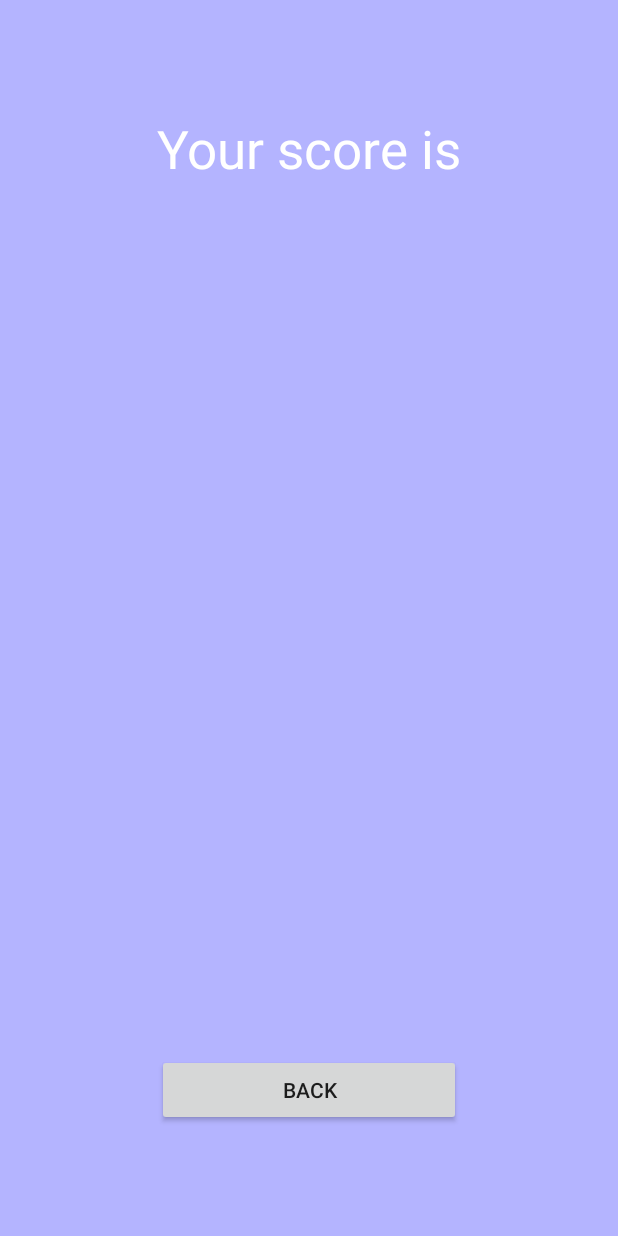
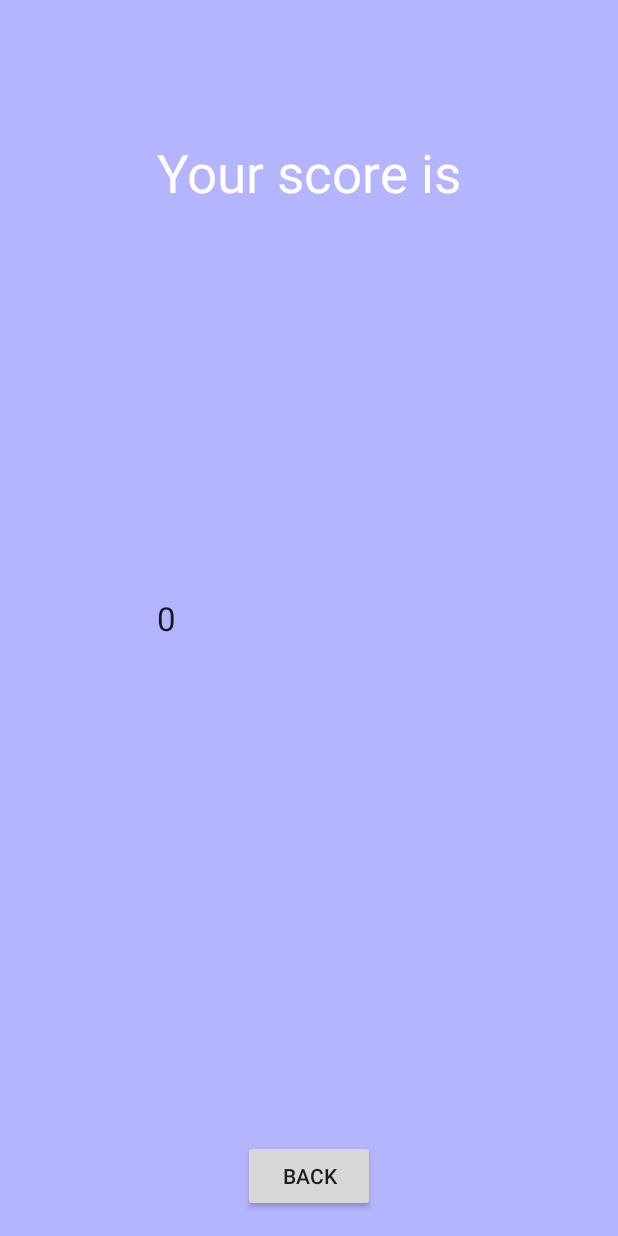
Before and after one commit to b2yq/dpProject, an Android app: the YourScoreActivity screen opened directly, with no data from a screen before it, on a phone screen of 412 x 824 dp. Run offline under Robolectric (Android 15) with nearby library versions, the phone set to English and light mode, and no system bars.

Commit message:
bez zmian

```diff
--- a/app/src/main/java/no_domain/phraseupproject/YourScoreActivity.java
+++ b/app/src/main/java/no_domain/phraseupproject/YourScoreActivity.java
@@ -10,16 +10,18 @@ import android.widget.TextView;
 
 public class YourScoreActivity extends Activity {
 
+    private ApplicationPhraseUp app;
+
     @Override
     protected void onCreate(Bundle savedInstanceState) {
         super.onCreate(savedInstanceState);
         setContentView(R.layout.activity_your_score);
+        app = (ApplicationPhraseUp) getApplication();
+
 
         //podpiecie sie pod przycisk "Back"
         Button backButton = (Button) findViewById(R.id.activity_choose_button_back);
-        backButton.setOnClickListener(new View.OnClickListener() {
-
-
+        backButton.setOnClickListener(new View.OnClickListener(){
 
 
             @Override
@@ -27,14 +29,17 @@ public class YourScoreActivity extends Activity {
                 //przekierowanie do MenuActivity
                 startActivityForResult(new Intent(YourScoreActivity.this, MenuActivity.class), 0);
 
-
             }
-
 
         });
 
-
     }
 
-
+    @Override
+    protected void onStart() {
+        super.onStart();
+        TextView Score = (TextView) findViewById(R.id.Points);
+        long R = app.getResult();
+        Score.setText(String.valueOf(R));
     }
+}
--- a/app/src/main/res/layout/activity_your_score.xml
+++ b/app/src/main/res/layout/activity_your_score.xml
@@ -2,9 +2,13 @@
     xmlns:tools="http://schemas.android.com/tools"
     android:layout_width="match_parent"
     android:layout_height="match_parent"
+    android:paddingLeft="@dimen/activity_horizontal_margin"
+    android:paddingRight="@dimen/activity_horizontal_margin"
+    android:paddingTop="@dimen/activity_vertical_margin"
+    android:paddingBottom="@dimen/activity_vertical_margin"
     tools:context="no_domain.phraseupproject.YourScoreActivity"
     android:background="#ffb4b4ff"
-    android:gravity="center">
+    >
 
     <TextView
         android:text="Your score is"
@@ -20,15 +24,22 @@
         android:layout_marginTop="75dp" />
 
     <Button
-        android:layout_width="match_parent"
+        android:layout_width="wrap_content"
         android:layout_height="wrap_content"
         android:text="BACK"
         android:id="@+id/activity_choose_button_back"
-        android:layout_alignWithParentIfMissing="false"
         android:layout_alignParentBottom="true"
+        android:layout_centerHorizontal="true"  />
+
+    <TextView
+        android:layout_width="wrap_content"
+        android:layout_height="wrap_content"
+        android:textAppearance="?android:attr/textAppearanceLarge"
+        android:text="Large Text"
+        android:id="@+id/Points"
+        android:layout_centerVertical="true"
         android:layout_alignLeft="@+id/activity_your_score_textView"
         android:layout_alignStart="@+id/activity_your_score_textView"
-        android:layout_marginBottom="73dp"
         android:layout_alignRight="@+id/activity_your_score_textView"
         android:layout_alignEnd="@+id/activity_your_score_textView" />
 
```
